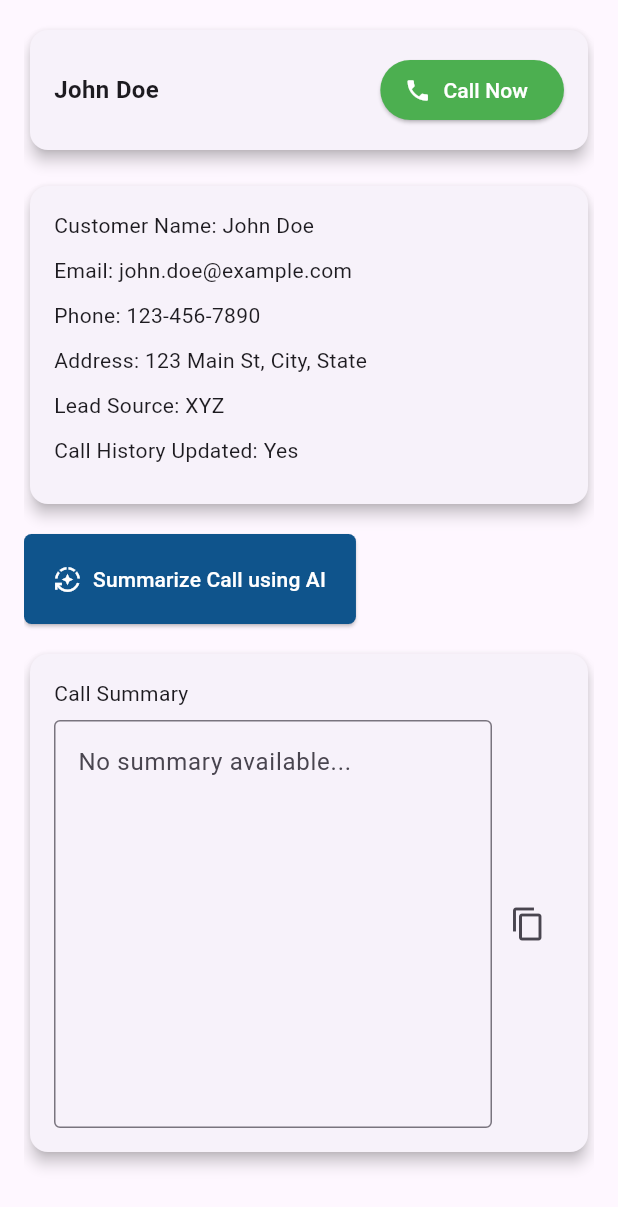
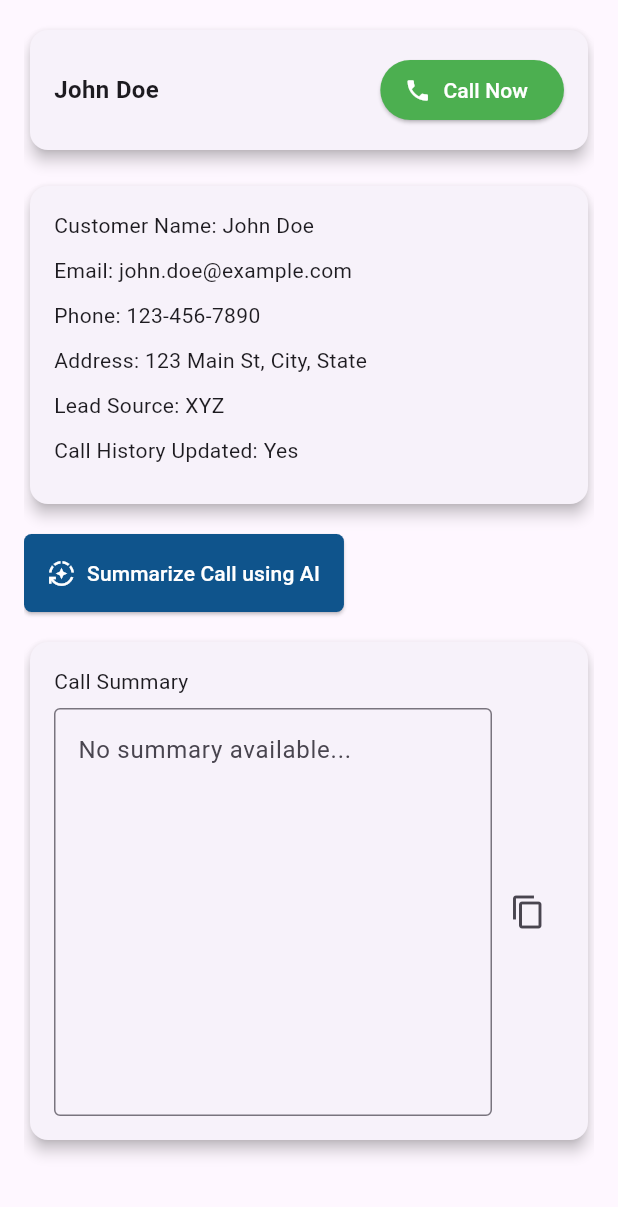
Before and after one commit to santhoshsbyteridge/document_analyser_poc_new, a Flutter app: the CallCustomerPage widget shown alone on an empty page, opened directly with sample values from the repository, on a phone screen of 412 x 824 dp. Shown: the top 1207 px of the screen. Run offline on Flutter 3.47's test engine with Material 3 defaults, Android fonts, the phone set to English and light mode, and no system bars; our stand-ins replace bloc, dartz, dio, equatable, flutter_bloc, freezed_annotation and 2 more; missing offline and left inert: flutter_phone_direct_caller.

Commit message:
refactor: change folder structure

```diff
--- a/lib/routes/navbar_routes.dart
+++ b/lib/routes/navbar_routes.dart
@@ -1,5 +1,5 @@
 import 'package:document_analyser_poc_new/models/leads.dart';
-import 'package:document_analyser_poc_new/screens/navBar/customers/call_customer_screen.dart';
+import 'package:document_analyser_poc_new/screens/call_customers/call_customer_screen.dart';
 import 'package:document_analyser_poc_new/screens/navBar/customers/customers_screen.dart';
 import 'package:document_analyser_poc_new/screens/navBar/dashboard_screen.dart';
 import 'package:flutter/material.dart';
--- a/lib/screens/navBar/customers/call_customer_screen.dart
+++ b/lib/screens/call_customers/call_customer_screen.dart
@@ -3,6 +3,7 @@ import 'package:document_analyser_poc_new/blocs/customer_phone_call/customer_pho
 import 'package:document_analyser_poc_new/blocs/policy/policy_bloc.dart'
     as ranked_policy;
 import 'package:document_analyser_poc_new/models/leads.dart';
+import 'package:document_analyser_poc_new/screens/call_customers/widgets/generate_policies.dart';
 import 'package:document_analyser_poc_new/utils/utils.dart';
 import 'package:flutter/material.dart';
 import 'package:flutter_bloc/flutter_bloc.dart';
@@ -21,41 +22,6 @@ class _CallCustomerPageState extends State<CallCustomerPage> {
   Timer? _callTimer;
   int _elapsedTime = 0;
   late TextEditingController _callSummaryController;
-
-  Map<String, Map<String, dynamic>> checklistItems = {
-    "current_coverage": {
-      "label": "Current Coverage",
-      "checked": false,
-    },
-    "life_changes": {
-      "label": "Life Changes",
-      "checked": false,
-    },
-    "financial_goals": {
-      "label": "Financial Goals",
-      "checked": false,
-    },
-    "budget": {
-      "label": "Budget",
-      "checked": false,
-    },
-    "coverage_limits": {
-      "label": "Coverage Limits",
-      "checked": false,
-    },
-    "premium_costs": {
-      "label": "Premium Costs",
-      "checked": false,
-    },
-    "riders_benefits": {
-      "label": "Riders & Benefits",
-      "checked": false,
-    },
-    "policy_duration": {
-      "label": "Policy Duration",
-      "checked": false,
-    },
-  };
 
   void _getRankedPolicies(String summary) {
     context
@@ -308,7 +274,7 @@ class _CallCustomerPageState extends State<CallCustomerPage> {
           ),
           style: ElevatedButton.styleFrom(
             backgroundColor: const Color(0xFF0f548c),
-            padding: const EdgeInsets.all(20),
+            padding: const EdgeInsets.all(16),
             shape: RoundedRectangleBorder(
               borderRadius: BorderRadius.circular(5),
             ),
@@ -398,99 +364,7 @@ class _CallCustomerPageState extends State<CallCustomerPage> {
             }
           },
         ),
-        _buildGeneratePoliciesSection()
-      ],
-    );
-  }
-
-  Widget _buildGeneratePoliciesSection() {
-    return Column(
-      crossAxisAlignment: CrossAxisAlignment.start,
-      children: [
-        const SizedBox(height: 16.0),
-        BlocBuilder<ranked_policy.PolicyBloc, ranked_policy.PolicyState>(
-          builder: (context, state) {
-            if (state is ranked_policy.PoliciesLoadingState) {
-              return const Center(
-                child: CircularProgressIndicator(),
-              );
-            } else if (state is ranked_policy.ErrorState) {
-              return Text(
-                'Error: ${state.error.errorMessage}',
-                style: const TextStyle(color: Colors.red),
-              );
-            } else if (state is ranked_policy.RankedPoliciesState) {
-              return Column(
-                children: state.rankedPolicies.map((policy) {
-                  return Container(
-                      width: double.infinity,
-                      margin: const EdgeInsets.symmetric(vertical: 8.0),
-                      child: Card(
-                        elevation: 4,
-                        margin: const EdgeInsets.symmetric(vertical: 8.0),
-                        child: Padding(
-                          padding: const EdgeInsets.all(16.0),
-                          child: Column(
-                            crossAxisAlignment: CrossAxisAlignment.start,
-                            children: [
-                              Text(
-                                policy.policyName,
-                                style: const TextStyle(
-                                  fontWeight: FontWeight.bold,
-                                  fontSize: 18.0,
-                                ),
-                              ),
-                              const SizedBox(height: 16.0),
-                              Text(policy.description),
-                              const SizedBox(height: 16.0),
-                              const Text(
-                                "Key Features",
-                                style: TextStyle(
-                                  fontWeight: FontWeight.bold,
-                                  fontSize: 16.0,
-                                ),
-                              ),
-                              const SizedBox(height: 16.0),
-                              ...policy.keyFeatures
-                                  .map((feature) => Text(feature)),
-                              const SizedBox(height: 16.0),
-                              Text(
-                                "Purchase Feasibility: ${policy.matchScore}%",
-                                style: TextStyle(
-                                  fontSize: 16.0,
-                                  fontWeight: FontWeight.bold,
-                                  color: policy.matchScore >= 80
-                                      ? Colors.green
-                                      : (policy.matchScore >= 50
-                                          ? Colors.orange[600]
-                                          : Colors.red),
-                                ),
-                              ),
-                              const SizedBox(height: 16.0),
-                              ElevatedButton.icon(
-                                onPressed: () {},
-                                label: const Text(
-                                  "Proceed",
-                                  style: TextStyle(color: Colors.white),
-                                ),
-                                style: ElevatedButton.styleFrom(
-                                  backgroundColor: const Color(0xFF0f548c),
-                                  padding: const EdgeInsets.all(20),
-                                  shape: RoundedRectangleBorder(
-                                    borderRadius: BorderRadius.circular(5),
-                                  ),
-                                ),
-                              ),
-                            ],
-                          ),
-                        ),
-                      ));
-                }).toList(),
-              );
-            }
-            return const SizedBox.shrink();
-          },
-        )
+        const GeneratePolicies()
       ],
     );
   }
```
Also changed, not shown: lib/blocs/policy/policy_bloc.dart (+8 -1 lines), lib/screens/call_customers/widgets/generate_policies.dart (added, +103 -0 lines).
